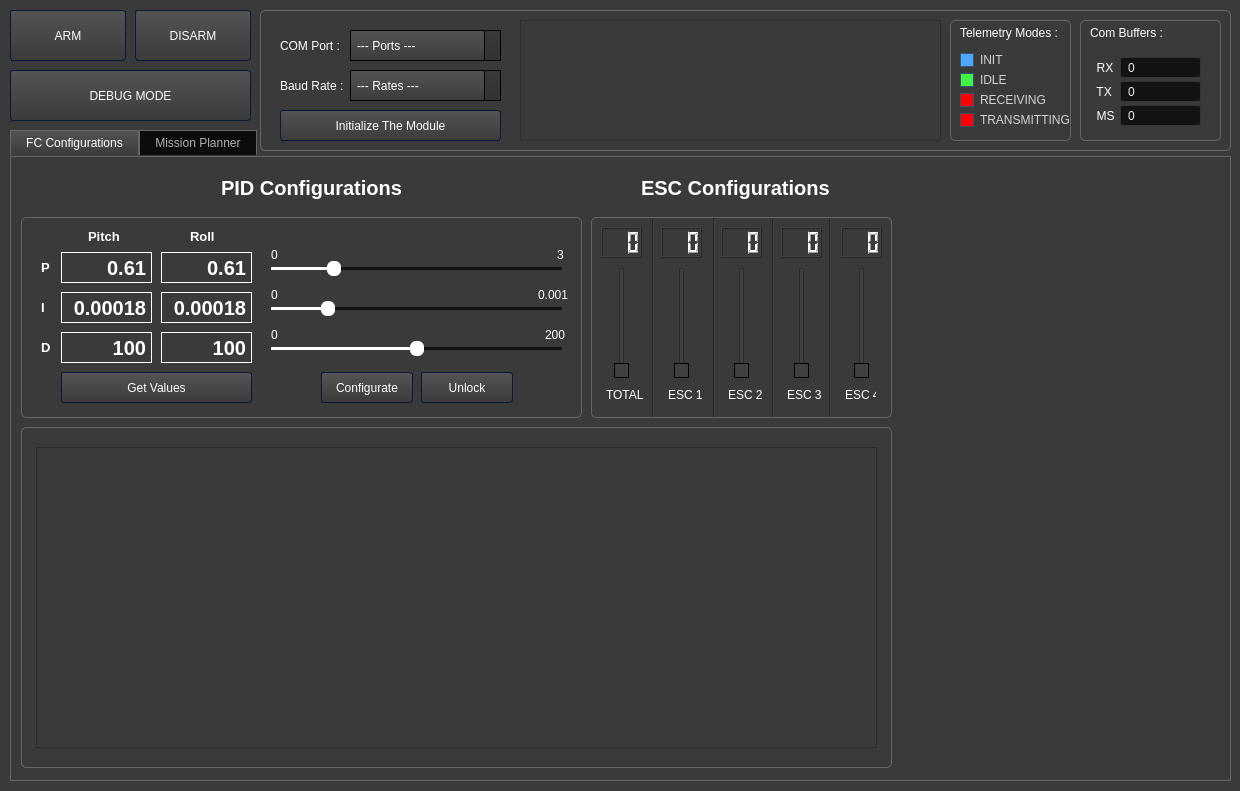
The window that files/gui.ui (agile-robotics-team/flight-controller-gui) describes before a commit, drawn with Qt 5.
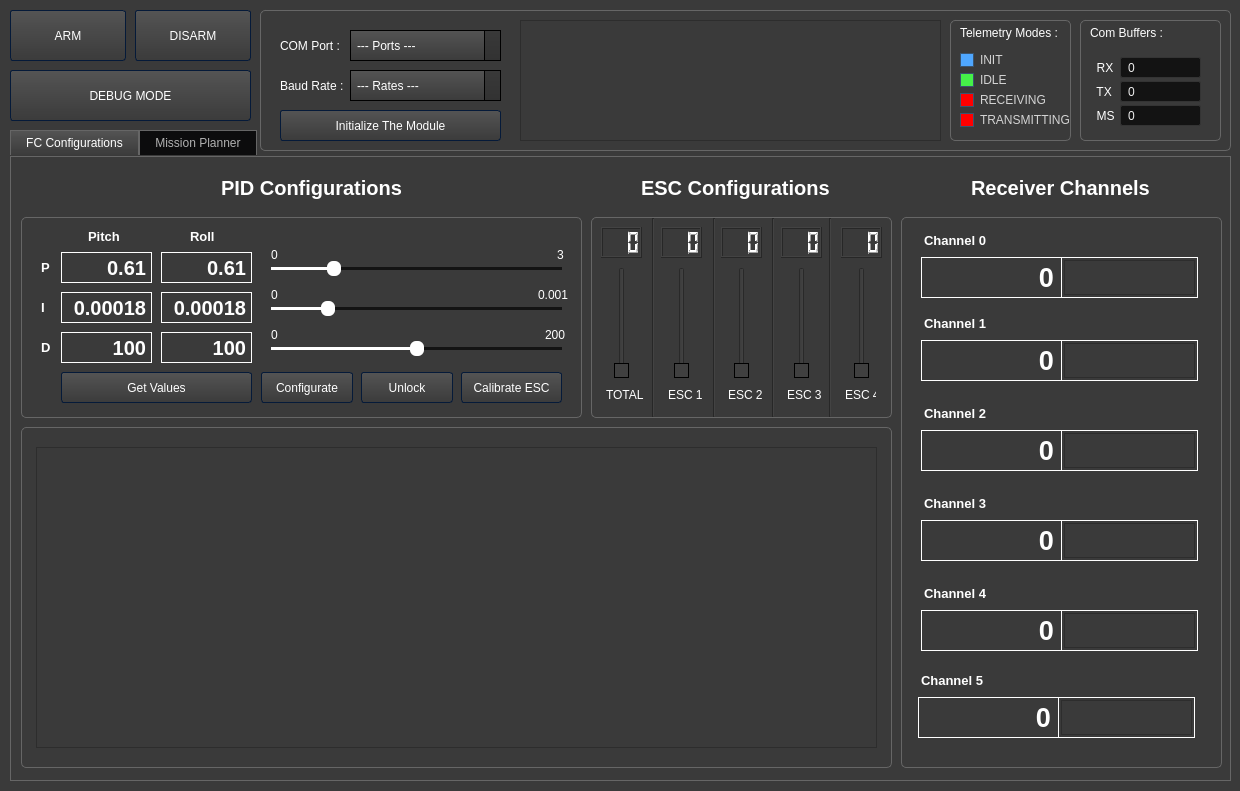
The same window after the commit. Icons and pictures are not drawn. Custom widgets are drawn as their Qt base class.

Diff of the .ui file:
```diff
--- a/files/gui.ui
+++ b/files/gui.ui
@@ -2248,7 +2248,7 @@
       <widget class="QPushButton" name="pid_configurate_button">
        <property name="geometry">
         <rect>
-         <x>300</x>
+         <x>240</x>
          <y>175</y>
          <width>92</width>
          <height>31</height>
@@ -2396,7 +2396,7 @@
       <widget class="QPushButton" name="pid_lock_unlock_button">
        <property name="geometry">
         <rect>
-         <x>400</x>
+         <x>340</x>
          <y>175</y>
          <width>92</width>
          <height>31</height>
@@ -2406,6 +2406,19 @@
         <string>Unlock</string>
        </property>
       </widget>
+      <widget class="QPushButton" name="calibrate_esc_button">
+       <property name="geometry">
+        <rect>
+         <x>440</x>
+         <y>175</y>
+         <width>101</width>
+         <height>31</height>
+        </rect>
+       </property>
+       <property name="text">
+        <string>Calibrate ESC</string>
+       </property>
+      </widget>
      </widget>
      <widget class="QLabel" name="sensor_verileri_title_27">
       <property name="geometry">
@@ -2451,6 +2464,713 @@
        <string>ESC Configurations</string>
       </property>
      </widget>
+     <widget class="QGroupBox" name="groupBox_5">
+      <property name="geometry">
+       <rect>
+        <x>890</x>
+        <y>40</y>
+        <width>321</width>
+        <height>571</height>
+       </rect>
+      </property>
+      <property name="title">
+       <string/>
+      </property>
+      <widget class="QLabel" name="z1_6">
+       <property name="enabled">
+        <bool>false</bool>
+       </property>
+       <property name="geometry">
+        <rect>
+         <x>160</x>
+         <y>60</y>
+         <width>137</width>
+         <height>41</height>
+        </rect>
+       </property>
+       <property name="styleSheet">
+        <string notr="true">QLabel
+{
+	font-family: Arial;
+	font-style: normal;
+	font-size: 20pt;
+
+	background-color: transparent;
+	color: #fff;
+
+}</string>
+       </property>
+       <property name="frameShape">
+        <enum>QFrame::Box</enum>
+       </property>
+       <property name="text">
+        <string/>
+       </property>
+       <property name="scaledContents">
+        <bool>false</bool>
+       </property>
+       <property name="alignment">
+        <set>Qt::AlignRight|Qt::AlignTrailing|Qt::AlignVCenter</set>
+       </property>
+      </widget>
+      <widget class="QLabel" name="channel_5_title">
+       <property name="geometry">
+        <rect>
+         <x>20</x>
+         <y>473</y>
+         <width>161</width>
+         <height>21</height>
+        </rect>
+       </property>
+       <property name="styleSheet">
+        <string notr="true">QLabel
+{
+	font-family: Arial;
+	font-style: normal;
+	font-size: 10pt;
+	font-weight: bold;
+	background-color: transparent;
+	color: #fff;
+
+}</string>
+       </property>
+       <property name="text">
+        <string>Channel 5</string>
+       </property>
+      </widget>
+      <widget class="QLabel" name="channel_2_text">
+       <property name="enabled">
+        <bool>false</bool>
+       </property>
+       <property name="geometry">
+        <rect>
+         <x>20</x>
+         <y>233</y>
+         <width>141</width>
+         <height>41</height>
+        </rect>
+       </property>
+       <property name="styleSheet">
+        <string notr="true">QLabel
+{
+	font-family: Arial;
+	font-style: normal;
+	font-size: 20pt;
+	font-weight: bold;
+	background-color: transparent;
+	color: #fff;
+
+}</string>
+       </property>
+       <property name="frameShape">
+        <enum>QFrame::Box</enum>
+       </property>
+       <property name="text">
+        <string>0</string>
+       </property>
+       <property name="scaledContents">
+        <bool>false</bool>
+       </property>
+       <property name="alignment">
+        <set>Qt::AlignRight|Qt::AlignTrailing|Qt::AlignVCenter</set>
+       </property>
+      </widget>
+      <widget class="QLabel" name="channel_5_text">
+       <property name="enabled">
+        <bool>false</bool>
+       </property>
+       <property name="geometry">
+        <rect>
+         <x>17</x>
+         <y>500</y>
+         <width>141</width>
+         <height>41</height>
+        </rect>
+       </property>
+       <property name="styleSheet">
+        <string notr="true">QLabel
+{
+	font-family: Arial;
+	font-style: normal;
+	font-size: 20pt;
+	font-weight: bold;
+	background-color: transparent;
+	color: #fff;
+
+}</string>
+       </property>
+       <property name="frameShape">
+        <enum>QFrame::Box</enum>
+       </property>
+       <property name="text">
+        <string>0</string>
+       </property>
+       <property name="scaledContents">
+        <bool>false</bool>
+       </property>
+       <property name="alignment">
+        <set>Qt::AlignRight|Qt::AlignTrailing|Qt::AlignVCenter</set>
+       </property>
+      </widget>
+      <widget class="QLabel" name="channel_1_title">
+       <property name="geometry">
+        <rect>
+         <x>23</x>
+         <y>116</y>
+         <width>161</width>
+         <height>21</height>
+        </rect>
+       </property>
+       <property name="styleSheet">
+        <string notr="true">QLabel
+{
+	font-family: Arial;
+	font-style: normal;
+	font-size: 10pt;
+	font-weight: bold;
+	background-color: transparent;
+	color: #fff;
+
+}</string>
+       </property>
+       <property name="text">
+        <string>Channel 1</string>
+       </property>
+      </widget>
+      <widget class="PlotWidget" name="channel_1_plot">
+       <property name="enabled">
+        <bool>false</bool>
+       </property>
+       <property name="geometry">
+        <rect>
+         <x>163</x>
+         <y>146</y>
+         <width>131</width>
+         <height>35</height>
+        </rect>
+       </property>
+      </widget>
+      <widget class="PlotWidget" name="channel_4_plot">
+       <property name="enabled">
+        <bool>false</bool>
+       </property>
+       <property name="geometry">
+        <rect>
+         <x>163</x>
+         <y>416</y>
+         <width>131</width>
+         <height>35</height>
+        </rect>
+       </property>
+      </widget>
+      <widget class="QLabel" name="z1_2">
+       <property name="enabled">
+        <bool>false</bool>
+       </property>
+       <property name="geometry">
+        <rect>
+         <x>160</x>
+         <y>413</y>
+         <width>137</width>
+         <height>41</height>
+        </rect>
+       </property>
+       <property name="styleSheet">
+        <string notr="true">QLabel
+{
+	font-family: Arial;
+	font-style: normal;
+	font-size: 20pt;
+
+	background-color: transparent;
+	color: #fff;
+
+}</string>
+       </property>
+       <property name="frameShape">
+        <enum>QFrame::Box</enum>
+       </property>
+       <property name="text">
+        <string/>
+       </property>
+       <property name="scaledContents">
+        <bool>false</bool>
+       </property>
+       <property name="alignment">
+        <set>Qt::AlignRight|Qt::AlignTrailing|Qt::AlignVCenter</set>
+       </property>
+      </widget>
+      <widget class="PlotWidget" name="channel_0_plot">
+       <property name="enabled">
+        <bool>false</bool>
+       </property>
+       <property name="geometry">
+        <rect>
+         <x>163</x>
+         <y>63</y>
+         <width>131</width>
+         <height>35</height>
+        </rect>
+       </property>
+      </widget>
+      <widget class="QLabel" name="channel_0_title">
+       <property name="geometry">
+        <rect>
+         <x>23</x>
+         <y>33</y>
+         <width>161</width>
+         <height>21</height>
+        </rect>
+       </property>
+       <property name="styleSheet">
+        <string notr="true">QLabel
+{
+	font-family: Arial;
+	font-style: normal;
+	font-size: 10pt;
+	font-weight: bold;
+	background-color: transparent;
+	color: #fff;
+
+}</string>
+       </property>
+       <property name="text">
+        <string>Channel 0</string>
+       </property>
+      </widget>
+      <widget class="QLabel" name="channel_4_title">
+       <property name="geometry">
+        <rect>
+         <x>23</x>
+         <y>386</y>
+         <width>161</width>
+         <height>21</height>
+        </rect>
+       </property>
+       <property name="styleSheet">
+        <string notr="true">QLabel
+{
+	font-family: Arial;
+	font-style: normal;
+	font-size: 10pt;
+	font-weight: bold;
+	background-color: transparent;
+	color: #fff;
+
+}</string>
+       </property>
+       <property name="text">
+        <string>Channel 4</string>
+       </property>
+      </widget>
+      <widget class="PlotWidget" name="channel_2_plot">
+       <property name="enabled">
+        <bool>false</bool>
+       </property>
+       <property name="geometry">
+        <rect>
+         <x>163</x>
+         <y>236</y>
+         <width>131</width>
+         <height>35</height>
+        </rect>
+       </property>
+      </widget>
+      <widget class="QLabel" name="channel_4_text">
+       <property name="enabled">
+        <bool>false</bool>
+       </property>
+       <property name="geometry">
+        <rect>
+         <x>20</x>
+         <y>413</y>
+         <width>141</width>
+         <height>41</height>
+        </rect>
+       </property>
+       <property name="styleSheet">
+        <string notr="true">QLabel
+{
+	font-family: Arial;
+	font-style: normal;
+	font-size: 20pt;
+	font-weight: bold;
+	background-color: transparent;
+	color: #fff;
+
+}</string>
+       </property>
+       <property name="frameShape">
+        <enum>QFrame::Box</enum>
+       </property>
+       <property name="text">
+        <string>0</string>
+       </property>
+       <property name="scaledContents">
+        <bool>false</bool>
+       </property>
+       <property name="alignment">
+        <set>Qt::AlignRight|Qt::AlignTrailing|Qt::AlignVCenter</set>
+       </property>
+      </widget>
+      <widget class="QLabel" name="channel_0_text">
+       <property name="enabled">
+        <bool>false</bool>
+       </property>
+       <property name="geometry">
+        <rect>
+         <x>20</x>
+         <y>60</y>
+         <width>141</width>
+         <height>41</height>
+        </rect>
+       </property>
+       <property name="styleSheet">
+        <string notr="true">QLabel
+{
+	font-family: Arial;
+	font-style: normal;
+	font-size: 20pt;
+	font-weight: bold;
+	background-color: transparent;
+	color: #fff;
+
+}</string>
+       </property>
+       <property name="frameShape">
+        <enum>QFrame::Box</enum>
+       </property>
+       <property name="text">
+        <string>0</string>
+       </property>
+       <property name="scaledContents">
+        <bool>false</bool>
+       </property>
+       <property name="alignment">
+        <set>Qt::AlignRight|Qt::AlignTrailing|Qt::AlignVCenter</set>
+       </property>
+      </widget>
+      <widget class="QLabel" name="channel_3_title">
+       <property name="geometry">
+        <rect>
+         <x>23</x>
+         <y>296</y>
+         <width>161</width>
+         <height>21</height>
+        </rect>
+       </property>
+       <property name="styleSheet">
+        <string notr="true">QLabel
+{
+	font-family: Arial;
+	font-style: normal;
+	font-size: 10pt;
+	font-weight: bold;
+	background-color: transparent;
+	color: #fff;
+
+}</string>
+       </property>
+       <property name="text">
+        <string>Channel 3</string>
+       </property>
+      </widget>
+      <widget class="QLabel" name="z1">
+       <property name="enabled">
+        <bool>false</bool>
+       </property>
+       <property name="geometry">
+        <rect>
+         <x>157</x>
+         <y>500</y>
+         <width>137</width>
+         <height>41</height>
+        </rect>
+       </property>
+       <property name="styleSheet">
+        <string notr="true">QLabel
+{
+	font-family: Arial;
+	font-style: normal;
+	font-size: 20pt;
+
+	background-color: transparent;
+	color: #fff;
+
+}</string>
+       </property>
+       <property name="frameShape">
+        <enum>QFrame::Box</enum>
+       </property>
+       <property name="text">
+        <string/>
+       </property>
+       <property name="scaledContents">
+        <bool>false</bool>
+       </property>
+       <property name="alignment">
+        <set>Qt::AlignRight|Qt::AlignTrailing|Qt::AlignVCenter</set>
+       </property>
+      </widget>
+      <widget class="QLabel" name="channel_2_title">
+       <property name="geometry">
+        <rect>
+         <x>23</x>
+         <y>206</y>
+         <width>161</width>
+         <height>21</height>
+        </rect>
+       </property>
+       <property name="styleSheet">
+        <string notr="true">QLabel
+{
+	font-family: Arial;
+	font-style: normal;
+	font-size: 10pt;
+	font-weight: bold;
+	background-color: transparent;
+	color: #fff;
+
+}</string>
+       </property>
+       <property name="text">
+        <string>Channel 2</string>
+       </property>
+      </widget>
+      <widget class="QLabel" name="channel_1_text">
+       <property name="enabled">
+        <bool>false</bool>
+       </property>
+       <property name="geometry">
+        <rect>
+         <x>20</x>
+         <y>143</y>
+         <width>141</width>
+         <height>41</height>
+        </rect>
+       </property>
+       <property name="styleSheet">
+        <string notr="true">QLabel
+{
+	font-family: Arial;
+	font-style: normal;
+	font-size: 20pt;
+	font-weight: bold;
+	background-color: transparent;
+	color: #fff;
+
+}</string>
+       </property>
+       <property name="frameShape">
+        <enum>QFrame::Box</enum>
+       </property>
+       <property name="text">
+        <string>0</string>
+       </property>
+       <property name="scaledContents">
+        <bool>false</bool>
+       </property>
+       <property name="alignment">
+        <set>Qt::AlignRight|Qt::AlignTrailing|Qt::AlignVCenter</set>
+       </property>
+      </widget>
+      <widget class="QLabel" name="z1_4">
+       <property name="enabled">
+        <bool>false</bool>
+       </property>
+       <property name="geometry">
+        <rect>
+         <x>160</x>
+         <y>233</y>
+         <width>137</width>
+         <height>41</height>
+        </rect>
+       </property>
+       <property name="styleSheet">
+        <string notr="true">QLabel
+{
+	font-family: Arial;
+	font-style: normal;
+	font-size: 20pt;
+
+	background-color: transparent;
+	color: #fff;
+
+}</string>
+       </property>
+       <property name="frameShape">
+        <enum>QFrame::Box</enum>
+       </property>
+       <property name="text">
+        <string/>
+       </property>
+       <property name="scaledContents">
+        <bool>false</bool>
+       </property>
+       <property name="alignment">
+        <set>Qt::AlignRight|Qt::AlignTrailing|Qt::AlignVCenter</set>
+       </property>
+      </widget>
+      <widget class="PlotWidget" name="channel_3_plot">
+       <property name="enabled">
+        <bool>false</bool>
+       </property>
+       <property name="geometry">
+        <rect>
+         <x>163</x>
+         <y>326</y>
+         <width>131</width>
+         <height>35</height>
+        </rect>
+       </property>
+      </widget>
+      <widget class="PlotWidget" name="channel_5_plot">
+       <property name="enabled">
+        <bool>false</bool>
+       </property>
+       <property name="geometry">
+        <rect>
+         <x>160</x>
+         <y>503</y>
+         <width>131</width>
+         <height>35</height>
+        </rect>
+       </property>
+      </widget>
+      <widget class="QLabel" name="channel_3_text">
+       <property name="enabled">
+        <bool>false</bool>
+       </property>
+       <property name="geometry">
+        <rect>
+         <x>20</x>
+         <y>323</y>
+         <width>141</width>
+         <height>41</height>
+        </rect>
+       </property>
+       <property name="styleSheet">
+        <string notr="true">QLabel
+{
+	font-family: Arial;
+	font-style: normal;
+	font-size: 20pt;
+	font-weight: bold;
+	background-color: transparent;
+	color: #fff;
+
+}</string>
+       </property>
+       <property name="frameShape">
+        <enum>QFrame::Box</enum>
+       </property>
+       <property name="text">
+        <string>0</string>
+       </property>
+       <property name="scaledContents">
+        <bool>false</bool>
+       </property>
+       <property name="alignment">
+        <set>Qt::AlignRight|Qt::AlignTrailing|Qt::AlignVCenter</set>
+       </property>
+      </widget>
+      <widget class="QLabel" name="z1_3">
+       <property name="enabled">
+        <bool>false</bool>
+       </property>
+       <property name="geometry">
+        <rect>
+         <x>160</x>
+         <y>323</y>
+         <width>137</width>
+         <height>41</height>
+        </rect>
+       </property>
+       <property name="styleSheet">
+        <string notr="true">QLabel
+{
+	font-family: Arial;
+	font-style: normal;
+	font-size: 20pt;
+
+	background-color: transparent;
+	color: #fff;
+
+}</string>
+       </property>
+       <property name="frameShape">
+        <enum>QFrame::Box</enum>
+       </property>
+       <property name="text">
+        <string/>
+       </property>
+       <property name="scaledContents">
+        <bool>false</bool>
+       </property>
+       <property name="alignment">
+        <set>Qt::AlignRight|Qt::AlignTrailing|Qt::AlignVCenter</set>
+       </property>
+      </widget>
+      <widget class="QLabel" name="z1_5">
+       <property name="enabled">
+        <bool>false</bool>
+       </property>
+       <property name="geometry">
+        <rect>
+         <x>160</x>
+         <y>143</y>
+         <width>137</width>
+         <height>41</height>
+        </rect>
+       </property>
+       <property name="styleSheet">
+        <string notr="true">QLabel
+{
+	font-family: Arial;
+	font-style: normal;
+	font-size: 20pt;
+
+	background-color: transparent;
+	color: #fff;
+
+}</string>
+       </property>
+       <property name="frameShape">
+        <enum>QFrame::Box</enum>
+       </property>
+       <property name="text">
+        <string/>
+       </property>
+       <property name="scaledContents">
+        <bool>false</bool>
+       </property>
+       <property name="alignment">
+        <set>Qt::AlignRight|Qt::AlignTrailing|Qt::AlignVCenter</set>
+       </property>
+      </widget>
+     </widget>
+     <widget class="QLabel" name="sensor_verileri_title_29">
+      <property name="geometry">
+       <rect>
+        <x>960</x>
+        <y>10</y>
+        <width>211</width>
+        <height>41</height>
+       </rect>
+      </property>
+      <property name="styleSheet">
+       <string notr="true">QLabel
+{
+	font-family: Arial;
+	font-style: normal;
+	font-size: 15pt;
+	font-weight: bold;
+}</string>
+      </property>
+      <property name="text">
+       <string>Receiver Channels</string>
+      </property>
+     </widget>
     </widget>
     <widget class="QWidget" name="widget">
      <attribute name="title">
```
Left out of the diff: 78 changed lines with no effect on the pictures.
